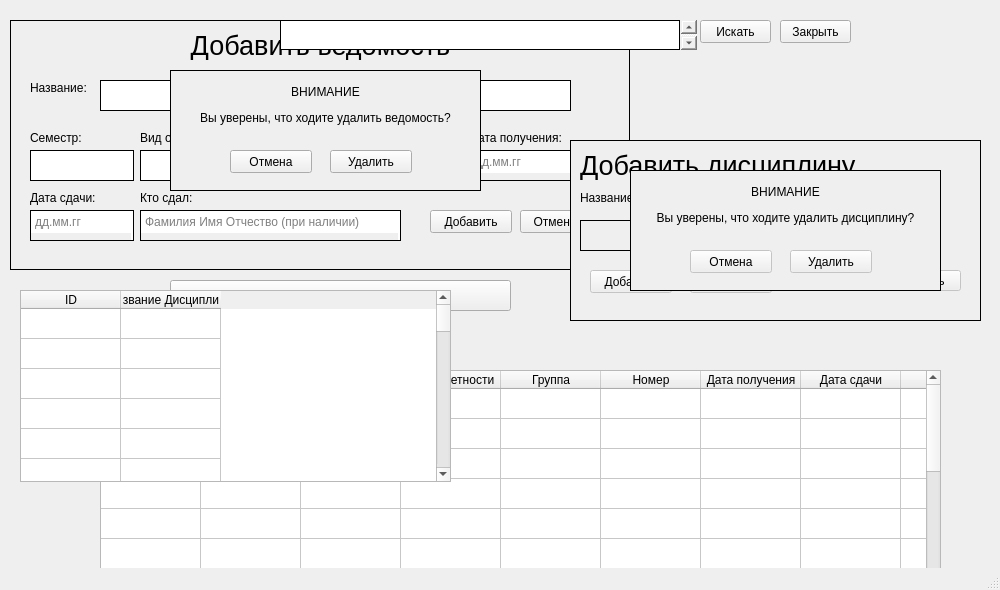
The window that mainwindow.ui (Dead-Valet/StatementBases) describes before a commit, drawn with Qt 5.
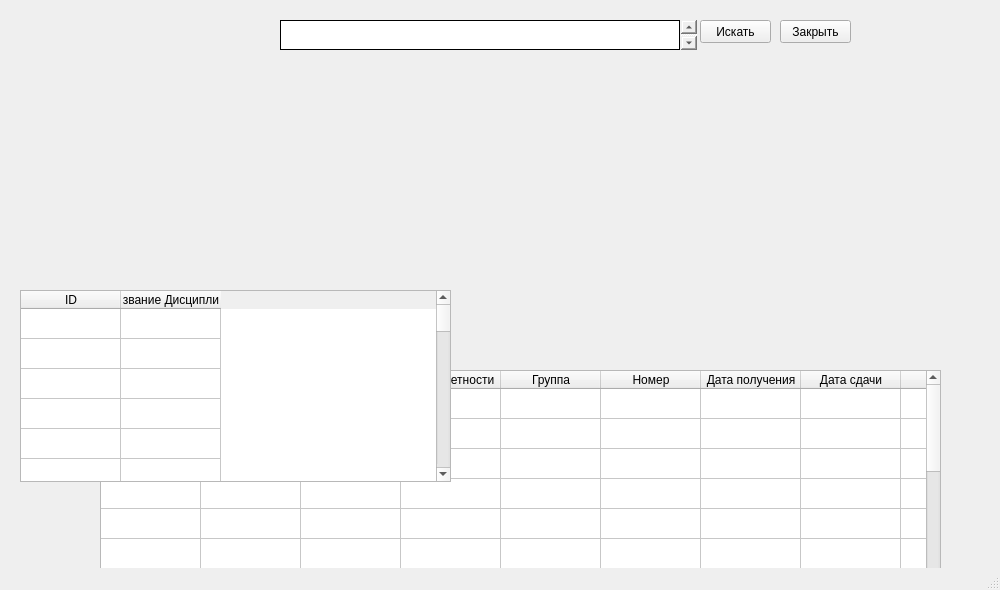
The same window after the commit.

What changed in the file:
```diff
--- a/mainwindow.ui
+++ b/mainwindow.ui
@@ -199,693 +199,6 @@
      </property>
     </column>
    </widget>
-   <widget class="QWidget" name="addStatWid" native="true">
-    <property name="enabled">
-     <bool>true</bool>
-    </property>
-    <property name="geometry">
-     <rect>
-      <x>10</x>
-      <y>20</y>
-      <width>620</width>
-      <height>311</height>
-     </rect>
-    </property>
-    <property name="focusPolicy">
-     <enum>Qt::FocusPolicy::NoFocus</enum>
-    </property>
-    <property name="whatsThis">
-     <string/>
-    </property>
-    <property name="accessibleName">
-     <string>Добавить ведомость</string>
-    </property>
-    <property name="styleSheet">
-     <string notr="true">color: rgb(0, 0, 0);</string>
-    </property>
-    <widget class="QFrame" name="frame">
-     <property name="geometry">
-      <rect>
-       <x>0</x>
-       <y>0</y>
-       <width>620</width>
-       <height>250</height>
-      </rect>
-     </property>
-     <property name="contextMenuPolicy">
-      <enum>Qt::ContextMenuPolicy::DefaultContextMenu</enum>
-     </property>
-     <property name="acceptDrops">
-      <bool>true</bool>
-     </property>
-     <property name="accessibleName">
-      <string/>
-     </property>
-     <property name="autoFillBackground">
-      <bool>true</bool>
-     </property>
-     <property name="frameShape">
-      <enum>QFrame::Shape::Box</enum>
-     </property>
-     <property name="frameShadow">
-      <enum>QFrame::Shadow::Plain</enum>
-     </property>
-     <widget class="QPlainTextEdit" name="plainTextEdit">
-      <property name="geometry">
-       <rect>
-        <x>90</x>
-        <y>60</y>
-        <width>471</width>
-        <height>31</height>
-       </rect>
-      </property>
-      <property name="frameShape">
-       <enum>QFrame::Shape::Panel</enum>
-      </property>
-      <property name="frameShadow">
-       <enum>QFrame::Shadow::Plain</enum>
-      </property>
-      <property name="Correct" stdset="0">
-       <bool>false</bool>
-      </property>
-     </widget>
-     <widget class="QPlainTextEdit" name="plainTextEdit_2">
-      <property name="geometry">
-       <rect>
-        <x>20</x>
-        <y>130</y>
-        <width>104</width>
-        <height>31</height>
-       </rect>
-      </property>
-      <property name="frameShape">
-       <enum>QFrame::Shape::Panel</enum>
-      </property>
-      <property name="frameShadow">
-       <enum>QFrame::Shadow::Plain</enum>
-      </property>
-      <property name="Correct" stdset="0">
-       <bool>false</bool>
-      </property>
-     </widget>
-     <widget class="QPlainTextEdit" name="plainTextEdit_3">
-      <property name="geometry">
-       <rect>
-        <x>130</x>
-        <y>130</y>
-        <width>104</width>
-        <height>31</height>
-       </rect>
-      </property>
-      <property name="locale">
-       <locale language="Russian" country="Russia"/>
-      </property>
-      <property name="frameShape">
-       <enum>QFrame::Shape::Panel</enum>
-      </property>
-      <property name="frameShadow">
-       <enum>QFrame::Shadow::Plain</enum>
-      </property>
-      <property name="Correct" stdset="0">
-       <bool>false</bool>
-      </property>
-     </widget>
-     <widget class="QPlainTextEdit" name="plainTextEdit_4">
-      <property name="geometry">
-       <rect>
-        <x>240</x>
-        <y>130</y>
-        <width>104</width>
-        <height>31</height>
-       </rect>
-      </property>
-      <property name="frameShape">
-       <enum>QFrame::Shape::Panel</enum>
-      </property>
-      <property name="frameShadow">
-       <enum>QFrame::Shadow::Plain</enum>
-      </property>
-      <property name="Correct" stdset="0">
-       <bool>false</bool>
-      </property>
-     </widget>
-     <widget class="QPlainTextEdit" name="plainTextEdit_5">
-      <property name="geometry">
-       <rect>
-        <x>350</x>
-        <y>130</y>
-        <width>104</width>
-        <height>31</height>
-       </rect>
-      </property>
-      <property name="frameShape">
-       <enum>QFrame::Shape::Panel</enum>
-      </property>
-      <property name="frameShadow">
-       <enum>QFrame::Shadow::Plain</enum>
-      </property>
-      <property name="Correct" stdset="0">
-       <bool>false</bool>
-      </property>
-     </widget>
-     <widget class="QPlainTextEdit" name="plainTextEdit_7">
-      <property name="geometry">
-       <rect>
-        <x>20</x>
-        <y>190</y>
-        <width>104</width>
-        <height>31</height>
-       </rect>
-      </property>
-      <property name="frameShape">
-       <enum>QFrame::Shape::Panel</enum>
-      </property>
-      <property name="frameShadow">
-       <enum>QFrame::Shadow::Plain</enum>
-      </property>
-      <property name="backgroundVisible">
-       <bool>true</bool>
-      </property>
-      <property name="placeholderText">
-       <string>дд.мм.гг</string>
-      </property>
-      <property name="Correct" stdset="0">
-       <bool>false</bool>
-      </property>
-     </widget>
-     <widget class="QPlainTextEdit" name="plainTextEdit_6">
-      <property name="geometry">
-       <rect>
-        <x>460</x>
-        <y>130</y>
-        <width>104</width>
-        <height>31</height>
-       </rect>
-      </property>
-      <property name="focusPolicy">
-       <enum>Qt::FocusPolicy::StrongFocus</enum>
-      </property>
-      <property name="acceptDrops">
-       <bool>false</bool>
-      </property>
-      <property name="accessibleDescription">
-       <string/>
-      </property>
-      <property name="layoutDirection">
-       <enum>Qt::LayoutDirection::LeftToRight</enum>
-      </property>
-      <property name="inputMethodHints">
-       <set>Qt::InputMethodHint::ImhNone</set>
-      </property>
-      <property name="frameShape">
-       <enum>QFrame::Shape::Panel</enum>
-      </property>
-      <property name="frameShadow">
-       <enum>QFrame::Shadow::Plain</enum>
-      </property>
-      <property name="lineWrapMode">
-       <enum>QPlainTextEdit::LineWrapMode::WidgetWidth</enum>
-      </property>
-      <property name="backgroundVisible">
-       <bool>true</bool>
-      </property>
-      <property name="placeholderText">
-       <string>дд.мм.гг</string>
-      </property>
-      <property name="Correct" stdset="0">
-       <bool>false</bool>
-      </property>
-     </widget>
-     <widget class="QPlainTextEdit" name="plainTextEdit_8">
-      <property name="geometry">
-       <rect>
-        <x>130</x>
-        <y>190</y>
-        <width>261</width>
-        <height>31</height>
-       </rect>
-      </property>
-      <property name="locale">
-       <locale language="Russian" country="Russia"/>
-      </property>
-      <property name="frameShape">
-       <enum>QFrame::Shape::Panel</enum>
-      </property>
-      <property name="frameShadow">
-       <enum>QFrame::Shadow::Plain</enum>
-      </property>
-      <property name="backgroundVisible">
-       <bool>true</bool>
-      </property>
-      <property name="placeholderText">
-       <string>Фамилия Имя Отчество (при наличии)</string>
-      </property>
-      <property name="Correct" stdset="0">
-       <bool>false</bool>
-      </property>
-     </widget>
-     <widget class="QLabel" name="label">
-      <property name="enabled">
-       <bool>false</bool>
-      </property>
-      <property name="geometry">
-       <rect>
-        <x>20</x>
-        <y>60</y>
-        <width>71</width>
-        <height>16</height>
-       </rect>
-      </property>
-      <property name="text">
-       <string>Название:</string>
-      </property>
-     </widget>
-     <widget class="QLabel" name="label_2">
-      <property name="enabled">
-       <bool>false</bool>
-      </property>
-      <property name="geometry">
-       <rect>
-        <x>20</x>
-        <y>110</y>
-        <width>71</width>
-        <height>16</height>
-       </rect>
-      </property>
-      <property name="text">
-       <string>Семестр:</string>
-      </property>
-     </widget>
-     <widget class="QLabel" name="label_3">
-      <property name="enabled">
-       <bool>false</bool>
-      </property>
-      <property name="geometry">
-       <rect>
-        <x>130</x>
-        <y>110</y>
-        <width>101</width>
-        <height>16</height>
-       </rect>
-      </property>
-      <property name="text">
-       <string>Вид отчетности:</string>
-      </property>
-     </widget>
-     <widget class="QLabel" name="label_4">
-      <property name="enabled">
-       <bool>false</bool>
-      </property>
-      <property name="geometry">
-       <rect>
-        <x>240</x>
-        <y>110</y>
-        <width>71</width>
-        <height>16</height>
-       </rect>
-      </property>
-      <property name="text">
-       <string>Группа:</string>
-      </property>
-     </widget>
-     <widget class="QLabel" name="label_5">
-      <property name="enabled">
-       <bool>false</bool>
-      </property>
-      <property name="geometry">
-       <rect>
-        <x>350</x>
-        <y>110</y>
-        <width>71</width>
-        <height>16</height>
-       </rect>
-      </property>
-      <property name="text">
-       <string>Номер:</string>
-      </property>
-     </widget>
-     <widget class="QLabel" name="label_6">
-      <property name="enabled">
-       <bool>false</bool>
-      </property>
-      <property name="geometry">
-       <rect>
-        <x>460</x>
-        <y>110</y>
-        <width>101</width>
-        <height>16</height>
-       </rect>
-      </property>
-      <property name="text">
-       <string>Дата получения:</string>
-      </property>
-     </widget>
-     <widget class="QLabel" name="label_7">
-      <property name="enabled">
-       <bool>false</bool>
-      </property>
-      <property name="geometry">
-       <rect>
-        <x>20</x>
-        <y>170</y>
-        <width>71</width>
-        <height>16</height>
-       </rect>
-      </property>
-      <property name="text">
-       <string>Дата сдачи:</string>
-      </property>
-     </widget>
-     <widget class="QLabel" name="label_8">
-      <property name="enabled">
-       <bool>false</bool>
-      </property>
-      <property name="geometry">
-       <rect>
-        <x>130</x>
-        <y>170</y>
-        <width>71</width>
-        <height>16</height>
-       </rect>
-      </property>
-      <property name="text">
-       <string>Кто сдал:</string>
-      </property>
-     </widget>
-     <widget class="QLabel" name="label_9">
-      <property name="geometry">
-       <rect>
-        <x>100</x>
-        <y>10</y>
-        <width>421</width>
-        <height>30</height>
-       </rect>
-      </property>
-      <property name="font">
-       <font>
-        <pointsize>20</pointsize>
-       </font>
-      </property>
-      <property name="layoutDirection">
-       <enum>Qt::LayoutDirection::LeftToRight</enum>
-      </property>
-      <property name="text">
-       <string>&lt;html&gt;&lt;head/&gt;&lt;body&gt;&lt;p align=&quot;center&quot;&gt;Добавить ведомость&lt;/p&gt;&lt;/body&gt;&lt;/html&gt;</string>
-      </property>
-     </widget>
-     <widget class="QPushButton" name="ConfirmAdding">
-      <property name="geometry">
-       <rect>
-        <x>420</x>
-        <y>190</y>
-        <width>82</width>
-        <height>23</height>
-       </rect>
-      </property>
-      <property name="text">
-       <string>Добавить</string>
-      </property>
-     </widget>
-     <widget class="QPushButton" name="CancelAdding">
-      <property name="geometry">
-       <rect>
-        <x>510</x>
-        <y>190</y>
-        <width>82</width>
-        <height>23</height>
-       </rect>
-      </property>
-      <property name="text">
-       <string>Отменить</string>
-      </property>
-     </widget>
-     <widget class="QFrame" name="ConfirmFrame">
-      <property name="geometry">
-       <rect>
-        <x>160</x>
-        <y>50</y>
-        <width>311</width>
-        <height>121</height>
-       </rect>
-      </property>
-      <property name="autoFillBackground">
-       <bool>true</bool>
-      </property>
-      <property name="frameShape">
-       <enum>QFrame::Shape::Panel</enum>
-      </property>
-      <property name="frameShadow">
-       <enum>QFrame::Shadow::Plain</enum>
-      </property>
-      <widget class="QLabel" name="label_10">
-       <property name="geometry">
-        <rect>
-         <x>10</x>
-         <y>0</y>
-         <width>291</width>
-         <height>71</height>
-        </rect>
-       </property>
-       <property name="text">
-        <string>&lt;html&gt;&lt;head/&gt;&lt;body&gt;&lt;p align=&quot;center&quot;&gt;ВНИМАНИЕ&lt;/p&gt;&lt;p align=&quot;center&quot;&gt;Вы уверены, что ходите удалить ведомость?&lt;/p&gt;&lt;/body&gt;&lt;/html&gt;</string>
-       </property>
-      </widget>
-      <widget class="QPushButton" name="noDel">
-       <property name="geometry">
-        <rect>
-         <x>60</x>
-         <y>80</y>
-         <width>82</width>
-         <height>23</height>
-        </rect>
-       </property>
-       <property name="text">
-        <string>Отмена</string>
-       </property>
-      </widget>
-      <widget class="QPushButton" name="del">
-       <property name="geometry">
-        <rect>
-         <x>160</x>
-         <y>80</y>
-         <width>82</width>
-         <height>23</height>
-        </rect>
-       </property>
-       <property name="text">
-        <string>Удалить</string>
-       </property>
-      </widget>
-     </widget>
-    </widget>
-    <widget class="QPushButton" name="deleteButton">
-     <property name="geometry">
-      <rect>
-       <x>160</x>
-       <y>260</y>
-       <width>341</width>
-       <height>31</height>
-      </rect>
-     </property>
-     <property name="text">
-      <string>Удалить ведомость</string>
-     </property>
-    </widget>
-   </widget>
-   <widget class="QFrame" name="addDisWid">
-    <property name="enabled">
-     <bool>false</bool>
-    </property>
-    <property name="geometry">
-     <rect>
-      <x>570</x>
-      <y>140</y>
-      <width>411</width>
-      <height>181</height>
-     </rect>
-    </property>
-    <property name="sizePolicy">
-     <sizepolicy hsizetype="Preferred" vsizetype="Preferred">
-      <horstretch>0</horstretch>
-      <verstretch>0</verstretch>
-     </sizepolicy>
-    </property>
-    <property name="mouseTracking">
-     <bool>false</bool>
-    </property>
-    <property name="acceptDrops">
-     <bool>true</bool>
-    </property>
-    <property name="whatsThis">
-     <string/>
-    </property>
-    <property name="autoFillBackground">
-     <bool>true</bool>
-    </property>
-    <property name="frameShape">
-     <enum>QFrame::Shape::Panel</enum>
-    </property>
-    <property name="frameShadow">
-     <enum>QFrame::Shadow::Plain</enum>
-    </property>
-    <widget class="QPlainTextEdit" name="plainTextEdit_9">
-     <property name="geometry">
-      <rect>
-       <x>10</x>
-       <y>80</y>
-       <width>361</width>
-       <height>31</height>
-      </rect>
-     </property>
-     <property name="frameShape">
-      <enum>QFrame::Shape::Panel</enum>
-     </property>
-     <property name="frameShadow">
-      <enum>QFrame::Shadow::Plain</enum>
-     </property>
-     <property name="Correct" stdset="0">
-      <bool>false</bool>
-     </property>
-    </widget>
-    <widget class="QLabel" name="label_11">
-     <property name="enabled">
-      <bool>false</bool>
-     </property>
-     <property name="geometry">
-      <rect>
-       <x>10</x>
-       <y>50</y>
-       <width>71</width>
-       <height>16</height>
-      </rect>
-     </property>
-     <property name="text">
-      <string>Название:</string>
-     </property>
-    </widget>
-    <widget class="QLabel" name="label_18">
-     <property name="geometry">
-      <rect>
-       <x>10</x>
-       <y>10</y>
-       <width>381</width>
-       <height>30</height>
-      </rect>
-     </property>
-     <property name="font">
-      <font>
-       <pointsize>20</pointsize>
-      </font>
-     </property>
-     <property name="text">
-      <string>Добавить дисциплину</string>
-     </property>
-    </widget>
-    <widget class="QPushButton" name="ConfirmAdding_2">
-     <property name="geometry">
-      <rect>
-       <x>20</x>
-       <y>130</y>
-       <width>82</width>
-       <height>23</height>
-      </rect>
-     </property>
-     <property name="text">
-      <string>Добавить</string>
-     </property>
-    </widget>
-    <widget class="QPushButton" name="CancelAdding_2">
-     <property name="geometry">
-      <rect>
-       <x>120</x>
-       <y>130</y>
-       <width>82</width>
-       <height>23</height>
-      </rect>
-     </property>
-     <property name="text">
-      <string>Отменить</string>
-     </property>
-    </widget>
-    <widget class="QFrame" name="ConfirmFrame_2">
-     <property name="geometry">
-      <rect>
-       <x>60</x>
-       <y>30</y>
-       <width>311</width>
-       <height>121</height>
-      </rect>
-     </property>
-     <property name="autoFillBackground">
-      <bool>true</bool>
-     </property>
-     <property name="frameShape">
-      <enum>QFrame::Shape::Panel</enum>
-     </property>
-     <property name="frameShadow">
-      <enum>QFrame::Shadow::Plain</enum>
-     </property>
-     <widget class="QLabel" name="label_12">
-      <property name="geometry">
-       <rect>
-        <x>10</x>
-        <y>0</y>
-        <width>291</width>
-        <height>71</height>
-       </rect>
-      </property>
-      <property name="text">
-       <string>&lt;html&gt;&lt;head/&gt;&lt;body&gt;&lt;p align=&quot;center&quot;&gt;ВНИМАНИЕ&lt;/p&gt;&lt;p align=&quot;center&quot;&gt;Вы уверены, что ходите удалить дисциплину?&lt;/p&gt;&lt;/body&gt;&lt;/html&gt;</string>
-      </property>
-     </widget>
-     <widget class="QPushButton" name="noDel_2">
-      <property name="geometry">
-       <rect>
-        <x>60</x>
-        <y>80</y>
-        <width>82</width>
-        <height>23</height>
-       </rect>
-      </property>
-      <property name="text">
-       <string>Отмена</string>
-      </property>
-     </widget>
-     <widget class="QPushButton" name="del_2">
-      <property name="geometry">
-       <rect>
-        <x>160</x>
-        <y>80</y>
-        <width>82</width>
-        <height>23</height>
-       </rect>
-      </property>
-      <property name="text">
-       <string>Удалить</string>
-      </property>
-     </widget>
-    </widget>
-    <widget class="QPushButton" name="deleteButton_2">
-     <property name="geometry">
-      <rect>
-       <x>250</x>
-       <y>130</y>
-       <width>141</width>
-       <height>21</height>
-      </rect>
-     </property>
-     <property name="text">
-      <string>Удалить ведомость</string>
-     </property>
-    </widget>
-    <zorder>deleteButton_2</zorder>
-    <zorder>plainTextEdit_9</zorder>
-    <zorder>label_11</zorder>
-    <zorder>label_18</zorder>
-    <zorder>ConfirmAdding_2</zorder>
-    <zorder>CancelAdding_2</zorder>
-    <zorder>ConfirmFrame_2</zorder>
-   </widget>
    <widget class="QTableWidget" name="tableDisWidget">
     <property name="geometry">
      <rect>
```
Left out of the diff: 5 changed lines with no effect on the pictures.
